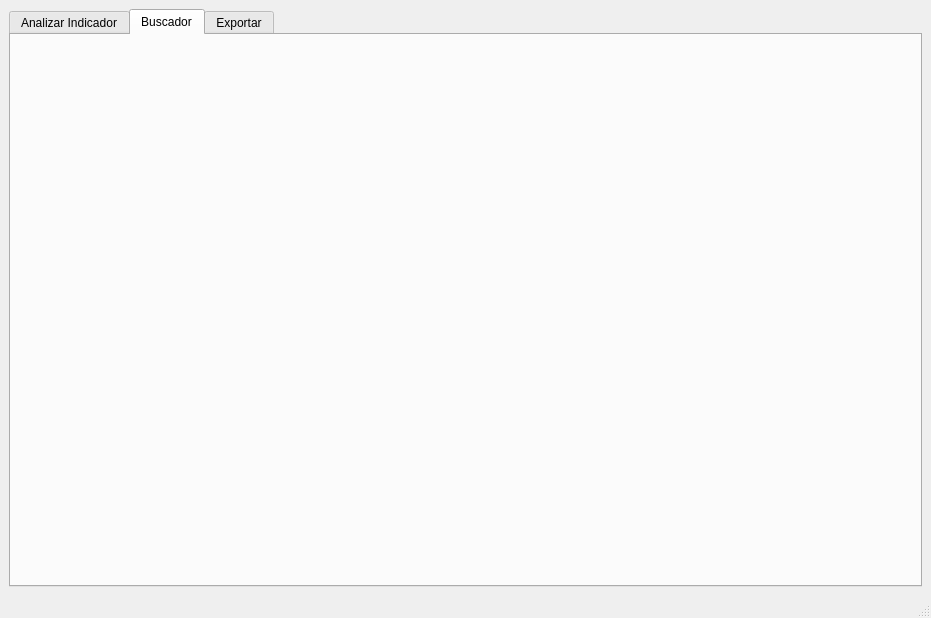
This is ui/main_window.ui in Bneya/project_indicadores_win as Qt 5 draws it before an edit. The edited form follows.
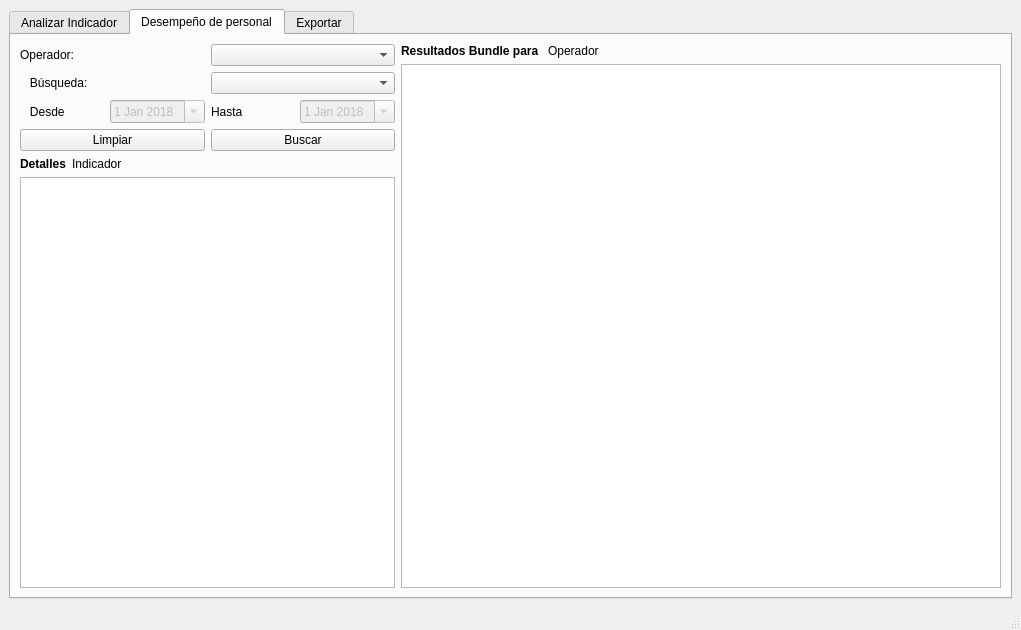
This is the edited form. The open tabs and pages were chosen to show the change.

Commit message: v1.1.0 pre_release 4 - Cambiado texto de búsqueda de <Desde el inicio de los tiempos> a <Todas las fechas> - Cambiado texto de búsqueda de <Entre fechas> a <Entre fechas específicas> - Implementada opción de usar DictCursor en los algoritmos de búsqueda - Añadido calendar popup en la seleccion de fechas de los buscadores - Añadido algoritmo para coseguir desempeño de una persona en todas las pautas existentes - Funcionando búsqueda para todas las fechas. Todavía no funciona el buscar entre fechas

What changed in the file:
```diff
--- a/ui/main_window.ui
+++ b/ui/main_window.ui
@@ -6,8 +6,8 @@
    <rect>
     <x>0</x>
     <y>0</y>
-    <width>810</width>
-    <height>618</height>
+    <width>1021</width>
+    <height>630</height>
    </rect>
   </property>
   <property name="windowTitle">
@@ -167,9 +167,250 @@
        </layout>
       </widget>
       <widget class="QWidget" name="tab_2">
+       <property name="sizePolicy">
+        <sizepolicy hsizetype="MinimumExpanding" vsizetype="MinimumExpanding">
+         <horstretch>0</horstretch>
+         <verstretch>0</verstretch>
+        </sizepolicy>
+       </property>
+       <property name="minimumSize">
+        <size>
+         <width>778</width>
+         <height>498</height>
+        </size>
+       </property>
        <attribute name="title">
-        <string>Buscador</string>
+        <string>Desempeño de personal</string>
        </attribute>
+       <layout class="QVBoxLayout" name="verticalLayout_3">
+        <item>
+         <layout class="QHBoxLayout" name="horizontalLayout_2">
+          <item>
+           <layout class="QHBoxLayout" name="horizontalLayout_3">
+            <item>
+             <layout class="QVBoxLayout" name="vlay_search_2">
+              <item>
+               <layout class="QHBoxLayout" name="hlay_search1_2">
+                <item>
+                 <widget class="QLabel" name="lb_operador_text">
+                  <property name="text">
+                   <string>Operador:</string>
+                  </property>
+                 </widget>
+                </item>
+                <item>
+                 <widget class="QComboBox" name="cb_operadores">
+                  <property name="maximumSize">
+                   <size>
+                    <width>900</width>
+                    <height>16777215</height>
+                   </size>
+                  </property>
+                  <property name="maxVisibleItems">
+                   <number>20</number>
+                  </property>
+                  <property name="sizeAdjustPolicy">
+                   <enum>QComboBox::AdjustToContents</enum>
+                  </property>
+                 </widget>
+                </item>
+               </layout>
+              </item>
+              <item>
+               <layout class="QHBoxLayout" name="hlay_search2_2">
+                <item>
+                 <widget class="QLabel" name="lb_busqueda_op">
+                  <property name="text">
+                   <string>   Búsqueda: </string>
+                  </property>
+                 </widget>
+                </item>
+                <item>
+                 <widget class="QComboBox" name="cb_searchtype_op"/>
+                </item>
+               </layout>
+              </item>
+              <item>
+               <layout class="QHBoxLayout" name="hlay_search3_2">
+                <item>
+                 <widget class="QLabel" name="lb_desde_op">
+                  <property name="text">
+                   <string>   Desde</string>
+                  </property>
+                 </widget>
+                </item>
+                <item>
+                 <widget class="QDateEdit" name="de_inicio_op">
+                  <property name="enabled">
+                   <bool>false</bool>
+                  </property>
+                  <property name="dateTime">
+                   <datetime>
+                    <hour>0</hour>
+                    <minute>0</minute>
+                    <second>0</second>
+                    <year>2018</year>
+                    <month>1</month>
+                    <day>1</day>
+                   </datetime>
+                  </property>
+                  <property name="calendarPopup">
+                   <bool>true</bool>
+                  </property>
+                 </widget>
+                </item>
+                <item>
+                 <widget class="QLabel" name="lb_hasta_op">
+                  <property name="text">
+                   <string>Hasta</string>
+                  </property>
+                 </widget>
+                </item>
+                <item>
+                 <widget class="QDateEdit" name="de_final_op">
+                  <property name="enabled">
+                   <bool>false</bool>
+                  </property>
+                  <property name="dateTime">
+                   <datetime>
+                    <hour>0</hour>
+                    <minute>0</minute>
+                    <second>0</second>
+                    <year>2018</year>
+                    <month>1</month>
+                    <day>1</day>
+                   </datetime>
+                  </property>
+                  <property name="calendarPopup">
+                   <bool>true</bool>
+                  </property>
+                 </widget>
+                </item>
+               </layout>
+              </item>
+              <item>
+               <layout class="QHBoxLayout" name="hlay_search4_2">
+                <item>
+                 <widget class="QPushButton" name="bt_limpiar_op">
+                  <property name="text">
+                   <string>Limpiar</string>
+                  </property>
+                 </widget>
+                </item>
+                <item>
+                 <widget class="QPushButton" name="bt_search_op_perform">
+                  <property name="text">
+                   <string>Buscar</string>
+                  </property>
+                 </widget>
+                </item>
+               </layout>
+              </item>
+              <item>
+               <layout class="QHBoxLayout" name="horizontalLayout_4"/>
+              </item>
+              <item>
+               <layout class="QHBoxLayout" name="horizontalLayout_5">
+                <item>
+                 <widget class="QLabel" name="lb_op_detalles">
+                  <property name="font">
+                   <font>
+                    <weight>75</weight>
+                    <bold>true</bold>
+                   </font>
+                  </property>
+                  <property name="text">
+                   <string>Detalles</string>
+                  </property>
+                 </widget>
+                </item>
+                <item>
+                 <widget class="QLabel" name="lb_indicator_name">
+                  <property name="sizePolicy">
+                   <sizepolicy hsizetype="MinimumExpanding" vsizetype="Preferred">
+                    <horstretch>0</horstretch>
+                    <verstretch>0</verstretch>
+                   </sizepolicy>
+                  </property>
+                  <property name="text">
+                   <string>Indicador</string>
+                  </property>
+                 </widget>
+                </item>
+               </layout>
+              </item>
+              <item>
+               <widget class="QListWidget" name="lw_resultados_op_detalles"/>
+              </item>
+             </layout>
+            </item>
+           </layout>
+          </item>
+          <item>
+           <layout class="QVBoxLayout" name="verticalLayout_4">
+            <property name="sizeConstraint">
+             <enum>QLayout::SetMinimumSize</enum>
+            </property>
+            <item>
+             <layout class="QHBoxLayout" name="horizontalLayout_6">
+              <property name="sizeConstraint">
+               <enum>QLayout::SetMinimumSize</enum>
+              </property>
+              <item>
+               <widget class="QLabel" name="label_2">
+                <property name="sizePolicy">
+                 <sizepolicy hsizetype="Fixed" vsizetype="Fixed">
+                  <horstretch>0</horstretch>
+                  <verstretch>10</verstretch>
+                 </sizepolicy>
+                </property>
+                <property name="font">
+                 <font>
+                  <weight>75</weight>
+                  <bold>true</bold>
+                 </font>
+                </property>
+                <property name="text">
+                 <string>Resultados Bundle para </string>
+                </property>
+               </widget>
+              </item>
+              <item>
+               <widget class="QLabel" name="label_3">
+                <property name="sizePolicy">
+                 <sizepolicy hsizetype="MinimumExpanding" vsizetype="Fixed">
+                  <horstretch>0</horstretch>
+                  <verstretch>0</verstretch>
+                 </sizepolicy>
+                </property>
+                <property name="text">
+                 <string>Operador</string>
+                </property>
+               </widget>
+              </item>
+             </layout>
+            </item>
+            <item>
+             <widget class="QListWidget" name="lw_resultados_op">
+              <property name="sizePolicy">
+               <sizepolicy hsizetype="Preferred" vsizetype="Preferred">
+                <horstretch>0</horstretch>
+                <verstretch>0</verstretch>
+               </sizepolicy>
+              </property>
+              <property name="minimumSize">
+               <size>
+                <width>600</width>
+                <height>0</height>
+               </size>
+              </property>
+             </widget>
+            </item>
+           </layout>
+          </item>
+         </layout>
+        </item>
+       </layout>
       </widget>
       <widget class="QWidget" name="tab">
        <attribute name="title">
```
Left out of the diff: 33 changed lines with no effect on the pictures. The commit also changes 13 other files.
